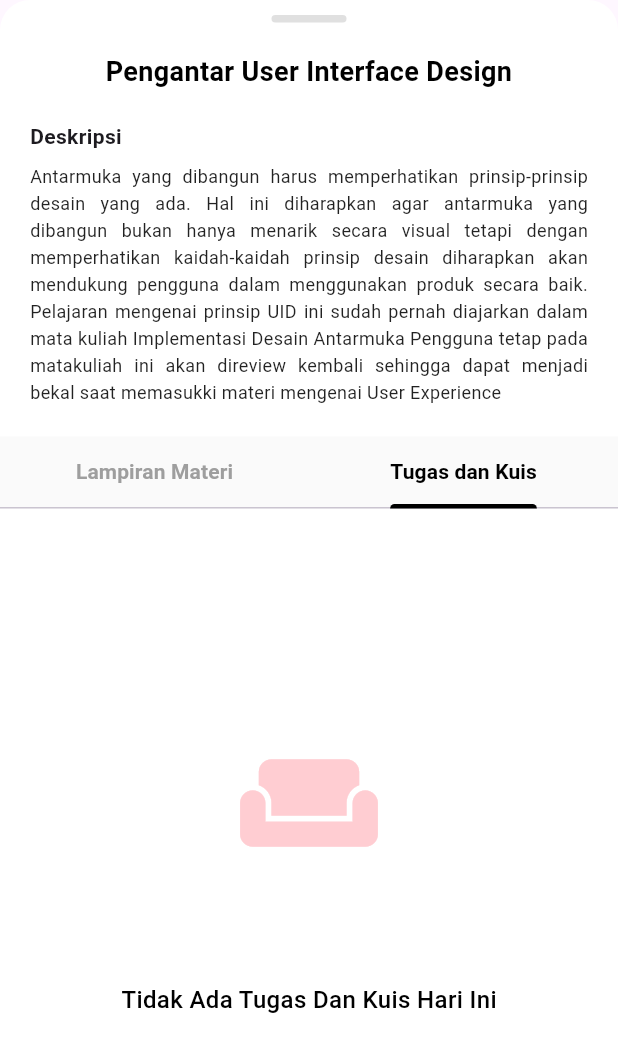
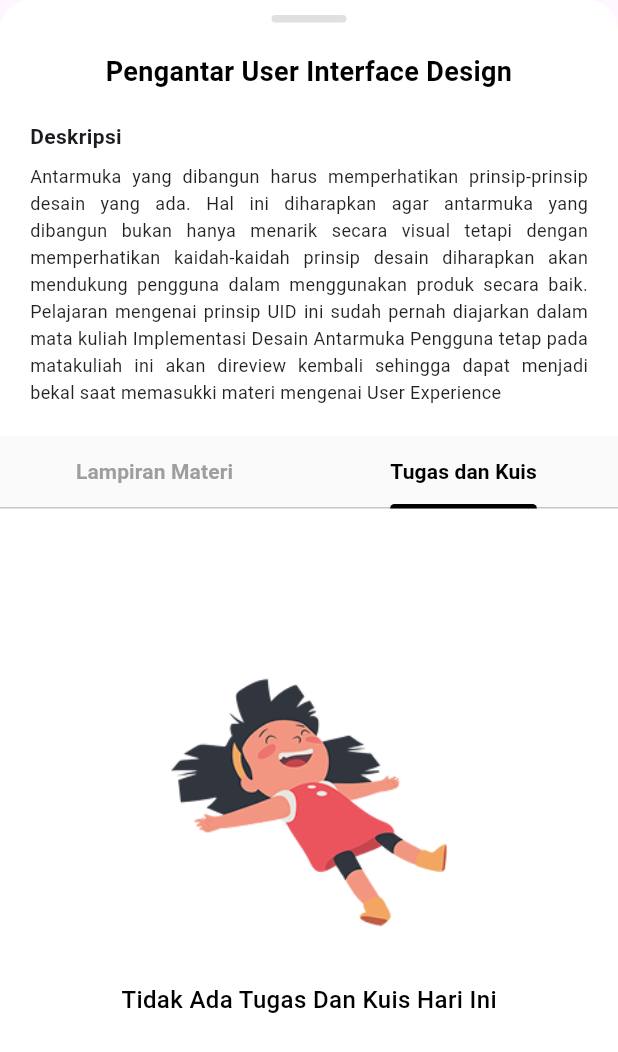
Before and after one commit to Yofaa123/Learning-Management-System, a Flutter app: the MeetingDetailSheet widget shown alone on an empty page, opened directly, tab 2 chosen, on a phone screen of 412 x 824 dp. Shown: the top 1052 px of the screen. Run offline on Flutter 3.47's test engine with Material 3 defaults, Android fonts, the phone set to English and light mode, and no system bars.

```diff
--- a/lib/screens/class/meeting_detail_sheet.dart
+++ b/lib/screens/class/meeting_detail_sheet.dart
@@ -131,19 +131,10 @@ class _MeetingDetailSheetState extends State<MeetingDetailSheet> with SingleTick
         mainAxisAlignment: MainAxisAlignment.center,
         children: [
           // Placeholder for the illustration
-          // TODO: Replace with actual asset: Image.asset('assets/images/ilustrasi_kosong.png')
-          Container(
+          Image.asset(
+            'assets/images/tugas_kuis.png',
             height: 200,
             width: 200,
-            decoration: const BoxDecoration(
-              // color: Colors.grey[100],
-              shape: BoxShape.circle,
-            ),
-            child: Icon(
-              Icons.weekend, // Playful icon representing 'relaxing' like the image
-              size: 100,
-              color: Colors.red[100],
-            ),
           ),
           const SizedBox(height: 20),
           const Text(
--- a/pubspec.yaml
+++ b/pubspec.yaml
@@ -69,6 +69,7 @@ flutter:
     - assets/images/multimedia.jpg
     - assets/images/olahraga.jpg
     - assets/images/profile.jpg
+    - assets/images/tugas_kuis.png
 
   # An image asset can refer to one or more resolution-specific "variants", see
   # https://flutter.dev/to/resolution-aware-images
```
